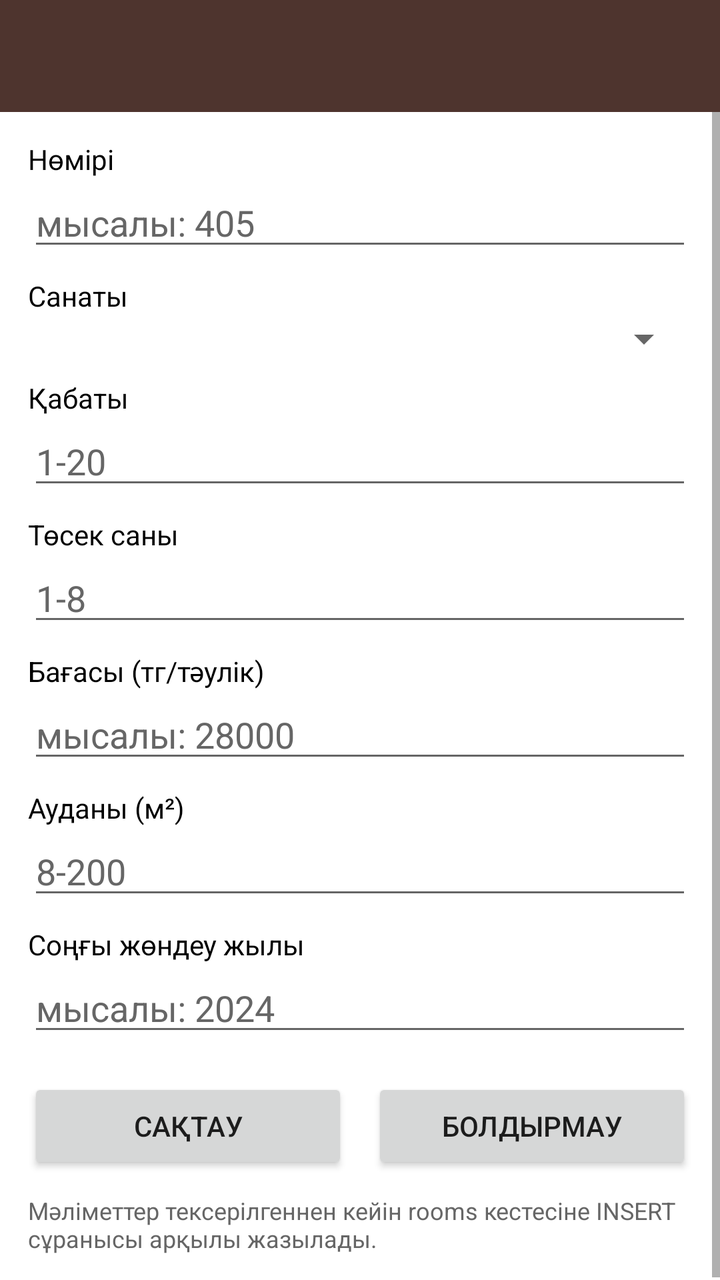
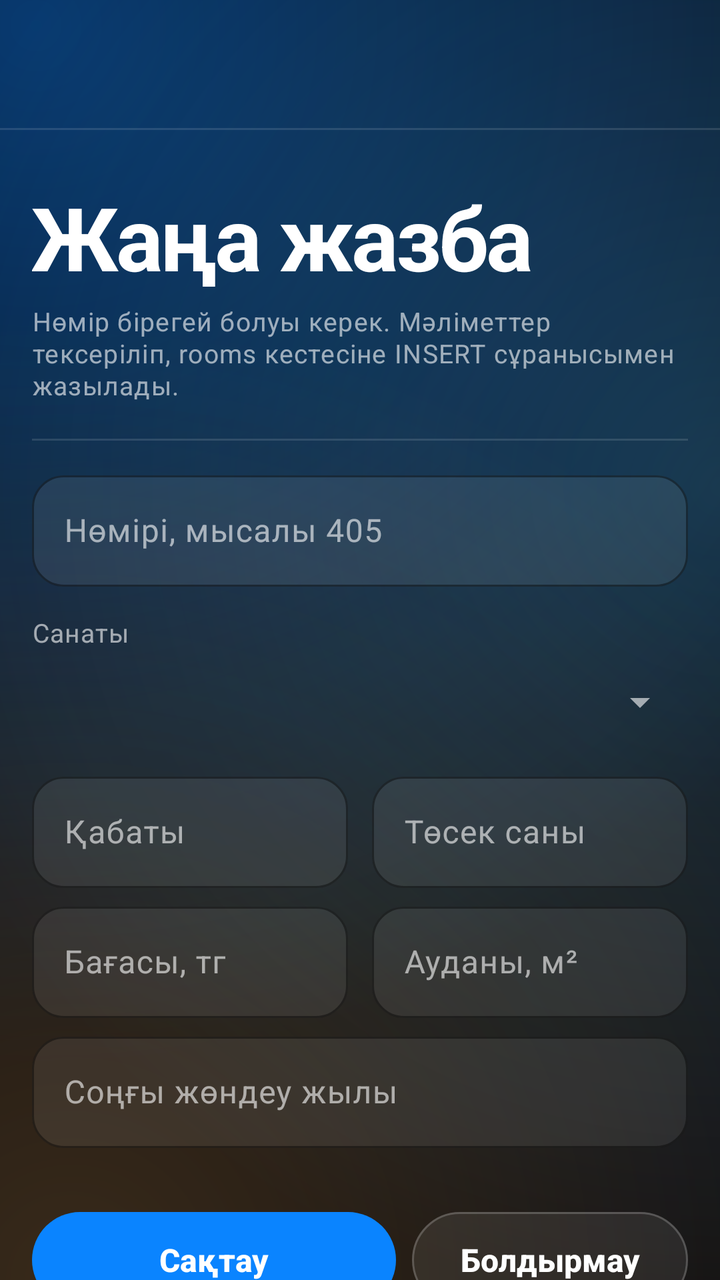

Two renders of the same Android screen: before a commit and after it. Below are the layout's source before the change and the commit's diff.
<!-- AndroidManifest.xml: application theme Theme.Hotel -->
<!-- res/layout/activity_add_room.xml -->
<?xml version="1.0" encoding="utf-8"?>
<LinearLayout xmlns:android="http://schemas.android.com/apk/res/android"
    xmlns:app="http://schemas.android.com/apk/res-auto"
    android:layout_width="match_parent"
    android:layout_height="match_parent"
    android:fitsSystemWindows="true"
    android:orientation="vertical">

    <androidx.appcompat.widget.Toolbar
        android:id="@+id/toolbar"
        android:layout_width="match_parent"
        android:layout_height="wrap_content"
        android:background="@color/primary"
        android:minHeight="?attr/actionBarSize"
        android:theme="@style/ThemeOverlay.AppCompat.Dark.ActionBar"
        app:titleTextColor="@color/white" />

    <ScrollView
        android:layout_width="match_parent"
        android:layout_height="match_parent"
        android:background="@color/white">

        <LinearLayout
            android:layout_width="match_parent"
            android:layout_height="wrap_content"
            android:orientation="vertical"
            android:padding="14dp">

            <TextView
                android:layout_width="match_parent"
                android:layout_height="wrap_content"
                android:text="Нөмірі"
                android:textColor="@color/black"
                android:textSize="14sp" />

            <EditText
                android:id="@+id/editNumber"
                android:layout_width="match_parent"
                android:layout_height="wrap_content"
                android:hint="мысалы: 405"
                android:importantForAutofill="no"
                android:inputType="text|textNoSuggestions"
                android:textColor="@color/black"
                android:textColorHint="@color/text_second" />

            <TextView
                android:layout_width="match_parent"
                android:layout_height="wrap_content"
                android:layout_marginTop="8dp"
                android:text="Санаты"
                android:textColor="@color/black"
                android:textSize="14sp" />

            <Spinner
                android:id="@+id/spinnerCategory"
                android:layout_width="match_parent"
                android:layout_height="wrap_content" />

            <TextView
                android:layout_width="match_parent"
                android:layout_height="wrap_content"
                android:layout_marginTop="8dp"
                android:text="Қабаты"
                android:textColor="@color/black"
                android:textSize="14sp" />

            <EditText
                android:id="@+id/editFloor"
                android:layout_width="match_parent"
                android:layout_height="wrap_content"
                android:hint="1-20"
                android:importantForAutofill="no"
                android:inputType="number"
                android:textColor="@color/black"
                android:textColorHint="@color/text_second" />

            <TextView
                android:layout_width="match_parent"
                android:layout_height="wrap_content"
                android:layout_marginTop="8dp"
                android:text="Төсек саны"
                android:textColor="@color/black"
                android:textSize="14sp" />

            <EditText
                android:id="@+id/editBeds"
                android:layout_width="match_parent"
                android:layout_height="wrap_content"
                android:hint="1-8"
                android:importantForAutofill="no"
                android:inputType="number"
                android:textColor="@color/black"
                android:textColorHint="@color/text_second" />

            <TextView
                android:layout_width="match_parent"
                android:layout_height="wrap_content"
                android:layout_marginTop="8dp"
                android:text="Бағасы (тг/тәулік)"
                android:textColor="@color/black"
                android:textSize="14sp" />

            <EditText
                android:id="@+id/editPrice"
                android:layout_width="match_parent"
                android:layout_height="wrap_content"
                android:hint="мысалы: 28000"
                android:importantForAutofill="no"
                android:inputType="number"
                android:textColor="@color/black"
                android:textColorHint="@color/text_second" />

            <TextView
                android:layout_width="match_parent"
                android:layout_height="wrap_content"
                android:layout_marginTop="8dp"
                android:text="Ауданы (м²)"
                android:textColor="@color/black"
                android:textSize="14sp" />

            <EditText
                android:id="@+id/editArea"
                android:layout_width="match_parent"
                android:layout_height="wrap_content"
                android:hint="8-200"
                android:importantForAutofill="no"
                android:inputType="number"
                android:textColor="@color/black"
                android:textColorHint="@color/text_second" />

            <TextView
                android:layout_width="match_parent"
                android:layout_height="wrap_content"
                android:layout_marginTop="8dp"
                android:text="Соңғы жөндеу жылы"
                android:textColor="@color/black"
                android:textSize="14sp" />

            <EditText
                android:id="@+id/editYear"
                android:layout_width="match_parent"
                android:layout_height="wrap_content"
                android:hint="мысалы: 2024"
                android:importantForAutofill="no"
                android:inputType="number"
                android:textColor="@color/black"
                android:textColorHint="@color/text_second" />

            <LinearLayout
                android:layout_width="match_parent"
                android:layout_height="wrap_content"
                android:layout_marginTop="16dp"
                android:orientation="horizontal">

                <Button
                    android:id="@+id/btnSave"
                    android:layout_width="0dp"
                    android:layout_height="wrap_content"
                    android:layout_marginEnd="6dp"
                    android:layout_weight="1"
                    android:text="Сақтау" />

                <Button
                    android:id="@+id/btnCancel"
                    android:layout_width="0dp"
                    android:layout_height="wrap_content"
                    android:layout_marginStart="6dp"
                    android:layout_weight="1"
                    android:text="Болдырмау" />
            </LinearLayout>

            <TextView
                android:layout_width="match_parent"
                android:layout_height="wrap_content"
                android:layout_marginTop="10dp"
                android:text="Мәліметтер тексерілгеннен кейін rooms кестесіне INSERT сұранысы арқылы жазылады."
                android:textColor="@color/text_second"
                android:textSize="12sp" />
        </LinearLayout>
    </ScrollView>
</LinearLayout>
<!-- resources referenced by this layout -->
<resources>
  <color name="black">#FF000000</color>
  <color name="primary">#FF4E342E</color>
  <color name="text_second">#FF666666</color>
  <color name="white">#FFFFFFFF</color>
  <style name="Theme.Hotel" parent="Theme.AppCompat.Light.NoActionBar">
          <item name="colorPrimary">@color/primary</item>
          <item name="colorPrimaryDark">@color/primary_dark</item>
          <item name="colorAccent">@color/accent</item>
          <item name="android:windowBackground">@color/screen</item>
      </style>
  <color name="primary_dark">#FF3E2723</color>
  <color name="accent">#FF00796B</color>
  <color name="screen">#FFF1F1F1</color>
</resources>

<!-- the commit's change to res/layout/activity_add_room.xml (unified diff, before → after) -->
@@ -1,181 +1,215 @@
 <?xml version="1.0" encoding="utf-8"?>
 <LinearLayout xmlns:android="http://schemas.android.com/apk/res/android"
     xmlns:app="http://schemas.android.com/apk/res-auto"
+    android:id="@+id/root"
     android:layout_width="match_parent"
     android:layout_height="match_parent"
-    android:fitsSystemWindows="true"
+    android:background="@drawable/bg_screen"
+    android:orientation="vertical">
+
+    <include layout="@layout/appbar" />
+
+    <ScrollView
+        android:layout_width="match_parent"
+        android:layout_height="0dp"
+        android:layout_weight="1"
+        android:scrollbars="none">
+
+        <LinearLayout
+            android:layout_width="match_parent"
+            android:layout_height="wrap_content"
+            android:orientation="vertical"
+            android:padding="16dp">
+
+            <TextView
+                style="@style/Text.Hotel.Display"
+                android:layout_width="match_parent"
+                android:layout_height="wrap_content"
+                android:paddingTop="8dp"
+                android:text="Жаңа жазба"
+                android:textSize="44sp" />
+
+            <TextView
+                style="@style/Text.Hotel.Caption"
+                android:layout_width="match_parent"
+                android:layout_height="wrap_content"
+                android:paddingTop="4dp"
+                android:paddingBottom="18dp"
+                android:text="Нөмір бірегей болуы керек. Мәліметтер тексеріліп, rooms кестесіне INSERT сұранысымен жазылады." />
+
+            <View
+                android:layout_width="match_parent"
+                android:layout_height="1dp"
+                android:background="@color/rule" />
+
+            <com.google.android.material.textfield.TextInputLayout
+                style="@style/Widget.Hotel.Input"
+                android:layout_width="match_parent"
+                android:layout_height="wrap_content"
+                android:layout_marginTop="12dp"
+                android:hint="Нөмірі, мысалы 405">
+
+                <com.google.android.material.textfield.TextInputEditText
+                    android:id="@+id/editNumber"
+                    android:layout_width="match_parent"
+                    android:layout_height="wrap_content"
+                    android:importantForAutofill="no"
+                    android:inputType="text|textNoSuggestions" />
+            </com.google.android.material.textfield.TextInputLayout>
+
+            <TextView
+                style="@style/Text.Hotel.Caption"
+                android:layout_width="match_parent"
+                android:layout_height="wrap_content"
+                android:paddingTop="14dp"
+                android:text="Санаты" />
+
+            <Spinner
+                android:id="@+id/spinnerCategory"
+                android:layout_width="match_parent"
+                android:layout_height="wrap_content"
+                android:minHeight="52dp" />
+
+            <LinearLayout
+                android:layout_width="match_parent"
+                android:layout_height="wrap_content"
+                android:layout_marginTop="6dp"
+                android:orientation="horizontal">
+
+                <com.google.android.material.textfield.TextInputLayout
+                    style="@style/Widget.Hotel.Input"
+                    android:layout_width="0dp"
+                    android:layout_height="wrap_content"
+                    android:layout_marginEnd="12dp"
+                    android:layout_weight="1"
+                    android:hint="Қабаты">
+
+                    <com.google.android.material.textfield.TextInputEditText
+                        android:id="@+id/editFloor"
+                        android:layout_width="match_parent"
+                        android:layout_height="wrap_content"
+                        android:importantForAutofill="no"
+                        android:inputType="number" />
+                </com.google.android.material.textfield.TextInputLayout>
+
+                <com.google.android.material.textfield.TextInputLayout
+                    style="@style/Widget.Hotel.Input"
+                    android:layout_width="0dp"
+                    android:layout_height="wrap_content"
+                    android:layout_weight="1"
+                    android:hint="Төсек саны">
+
+                    <com.google.android.material.textfield.TextInputEditText
+                        android:id="@+id/editBeds"
+                        android:layout_width="match_parent"
+                        android:layout_height="wrap_content"
+                        android:importantForAutofill="no"
+                        android:inputType="number" />
+                </com.google.android.material.textfield.TextInputLayout>
+            </LinearLayout>
+
+            <LinearLayout
+                android:layout_width="match_parent"
+                android:layout_height="wrap_content"
+                android:layout_marginTop="4dp"
+                android:orientation="horizontal">
+
+                <com.google.android.material.textfield.TextInputLayout
+                    style="@style/Widget.Hotel.Input"
+                    android:layout_width="0dp"
+                    android:layout_height="wrap_content"
+                    android:layout_marginEnd="12dp"
+                    android:layout_weight="1"
+                    android:hint="Бағасы, тг">
+
+                    <com.google.android.material.textfield.TextInputEditText
+                        android:id="@+id/editPrice"
+                        android:layout_width="match_parent"
+                        android:layout_height="wrap_content"
+                        android:importantForAutofill="no"
+                        android:inputType="number" />
+                </com.google.android.material.textfield.TextInputLayout>
+
+                <com.google.android.material.textfield.TextInputLayout
+                    style="@style/Widget.Hotel.Input"
+                    android:layout_width="0dp"
+                    android:layout_height="wrap_content"
+                    android:layout_weight="1"
+                    android:hint="Ауданы, м²">
+
+                    <com.google.android.material.textfield.TextInputEditText
+                        android:id="@+id/editArea"
+                        android:layout_width="match_parent"
+                        android:layout_height="wrap_content"
+                        android:importantForAutofill="no"
+                        android:inputType="number" />
+                </com.google.android.material.textfield.TextInputLayout>
+            </LinearLayout>
+
+            <com.google.android.material.textfield.TextInputLayout
+                style="@style/Widget.Hotel.Input"
+                android:layout_width="match_parent"
+                android:layout_height="wrap_content"
+                android:layout_marginTop="4dp"
+                android:hint="Соңғы жөндеу жылы">
+
+                <com.google.android.material.textfield.TextInputEditText
+                    android:id="@+id/editYear"
+                    android:layout_width="match_parent"
+                    android:layout_height="wrap_content"
+                    android:importantForAutofill="no"
+                    android:inputType="number" />
+            </com.google.android.material.textfield.TextInputLayout>
+
+            <LinearLayout
+                android:layout_width="match_parent"
+                android:layout_height="wrap_content"
+                android:layout_marginTop="28dp"
+                android:gravity="center_vertical"
+                android:orientation="horizontal">
+
+                <com.google.android.material.button.MaterialButton
+                    android:id="@+id/btnSave"
+                    style="@style/Widget.Hotel.Button"
+                    android:layout_width="0dp"
+                    android:layout_height="wrap_content"
+                    android:layout_weight="1"
+                    android:text="Сақтау" />
+
+                <com.google.android.material.button.MaterialButton
+                    android:id="@+id/btnCancel"
+                    style="@style/Widget.Hotel.Button.Outline"
+                    android:layout_width="wrap_content"
+                    android:layout_height="wrap_content"
+                    android:layout_marginStart="8dp"
+                    android:text="Болдырмау"
+                    />
+            </LinearLayout>
+        </LinearLayout>
+    </ScrollView>
+</LinearLayout>
+<!-- res/layout/appbar.xml (included above) -->
+<?xml version="1.0" encoding="utf-8"?>
+<LinearLayout xmlns:android="http://schemas.android.com/apk/res/android"
+    xmlns:app="http://schemas.android.com/apk/res-auto"
+    android:id="@+id/appbar"
+    android:layout_width="match_parent"
+    android:layout_height="wrap_content"
+    android:background="@android:color/transparent"
     android:orientation="vertical">
 
     <androidx.appcompat.widget.Toolbar
         android:id="@+id/toolbar"
         android:layout_width="match_parent"
         android:layout_height="wrap_content"
-        android:background="@color/primary"
         android:minHeight="?attr/actionBarSize"
-        android:theme="@style/ThemeOverlay.AppCompat.Dark.ActionBar"
-        app:titleTextColor="@color/white" />
-
-    <ScrollView
+        android:theme="@style/ThemeOverlay.Hotel.Toolbar"
+        app:popupTheme="@style/ThemeOverlay.Hotel.Toolbar"
+        app:subtitleTextColor="@color/muted"
+        app:titleTextAppearance="@style/Text.Hotel.ToolbarTitle" />
+
+    <View
         android:layout_width="match_parent"
-        android:layout_height="match_parent"
-        android:background="@color/white">
-
-        <LinearLayout
-            android:layout_width="match_parent"
-            android:layout_height="wrap_content"
-            android:orientation="vertical"
-            android:padding="14dp">
-
-            <TextView
-                android:layout_width="match_parent"
-                android:layout_height="wrap_content"
-                android:text="Нөмірі"
-                android:textColor="@color/black"
-                android:textSize="14sp" />
-
-            <EditText
-                android:id="@+id/editNumber"
-                android:layout_width="match_parent"
-                android:layout_height="wrap_content"
-                android:hint="мысалы: 405"
-                android:importantForAutofill="no"
-                android:inputType="text|textNoSuggestions"
-                android:textColor="@color/black"
-                android:textColorHint="@color/text_second" />
-
-            <TextView
-                android:layout_width="match_parent"
-                android:layout_height="wrap_content"
-                android:layout_marginTop="8dp"
-                android:text="Санаты"
-                android:textColor="@color/black"
-                android:textSize="14sp" />
-
-            <Spinner
-                android:id="@+id/spinnerCategory"
-                android:layout_width="match_parent"
-                android:layout_height="wrap_content" />
-
-            <TextView
-                android:layout_width="match_parent"
-                android:layout_height="wrap_content"
-                android:layout_marginTop="8dp"
-                android:text="Қабаты"
-                android:textColor="@color/black"
-                android:textSize="14sp" />
-
-            <EditText
-                android:id="@+id/editFloor"
-                android:layout_width="match_parent"
-                android:layout_height="wrap_content"
-                android:hint="1-20"
-                android:importantForAutofill="no"
-                android:inputType="number"
-                android:textColor="@color/black"
-                android:textColorHint="@color/text_second" />
-
-            <TextView
-                android:layout_width="match_parent"
-                android:layout_height="wrap_content"
-                android:layout_marginTop="8dp"
-                android:text="Төсек саны"
-                android:textColor="@color/black"
-                android:textSize="14sp" />
-
-            <EditText
-                android:id="@+id/editBeds"
-                android:layout_width="match_parent"
-                android:layout_height="wrap_content"
-                android:hint="1-8"
-                android:importantForAutofill="no"
-                android:inputType="number"
-                android:textColor="@color/black"
-                android:textColorHint="@color/text_second" />
-
-            <TextView
-                android:layout_width="match_parent"
-                android:layout_height="wrap_content"
-                android:layout_marginTop="8dp"
-                android:text="Бағасы (тг/тәулік)"
-                android:textColor="@color/black"
-                android:textSize="14sp" />
-
-            <EditText
-                android:id="@+id/editPrice"
-                android:layout_width="match_parent"
-                android:layout_height="wrap_content"
-                android:hint="мысалы: 28000"
-                android:importantForAutofill="no"
-                android:inputType="number"
-                android:textColor="@color/black"
-                android:textColorHint="@color/text_second" />
-
-            <TextView
-                android:layout_width="match_parent"
-                android:layout_height="wrap_content"
-                android:layout_marginTop="8dp"
-                android:text="Ауданы (м²)"
-                android:textColor="@color/black"
-                android:textSize="14sp" />
-
-            <EditText
-                android:id="@+id/editArea"
-                android:layout_width="match_parent"
-                android:layout_height="wrap_content"
-                android:hint="8-200"
-                android:importantForAutofill="no"
-                android:inputType="number"
-                android:textColor="@color/black"
-                android:textColorHint="@color/text_second" />
-
-            <TextView
-                android:layout_width="match_parent"
-                android:layout_height="wrap_content"
-                android:layout_marginTop="8dp"
-                android:text="Соңғы жөндеу жылы"
-                android:textColor="@color/black"
-                android:textSize="14sp" />
-
-            <EditText
-                android:id="@+id/editYear"
-                android:layout_width="match_parent"
-                android:layout_height="wrap_content"
-                android:hint="мысалы: 2024"
-                android:importantForAutofill="no"
-                android:inputType="number"
-                android:textColor="@color/black"
-                android:textColorHint="@color/text_second" />
-
-            <LinearLayout
-                android:layout_width="match_parent"
-                android:layout_height="wrap_content"
-                android:layout_marginTop="16dp"
-                android:orientation="horizontal">
-
-                <Button
-                    android:id="@+id/btnSave"
-                    android:layout_width="0dp"
-                    android:layout_height="wrap_content"
-                    android:layout_marginEnd="6dp"
-                    android:layout_weight="1"
-                    android:text="Сақтау" />
-
-                <Button
-                    android:id="@+id/btnCancel"
-                    android:layout_width="0dp"
-                    android:layout_height="wrap_content"
-                    android:layout_marginStart="6dp"
-                    android:layout_weight="1"
-                    android:text="Болдырмау" />
-            </LinearLayout>
-
-            <TextView
-                android:layout_width="match_parent"
-                android:layout_height="wrap_content"
-                android:layout_marginTop="10dp"
-                android:text="Мәліметтер тексерілгеннен кейін rooms кестесіне INSERT сұранысы арқылы жазылады."
-                android:textColor="@color/text_second"
-                android:textSize="12sp" />
-        </LinearLayout>
-    </ScrollView>
+        android:layout_height="1dp"
+        android:background="@color/rule" />
 </LinearLayout>
<!-- resource entries referenced after the edit -->
@@ -1,17 +1,174 @@
 <!-- resources referenced by this layout -->
 <resources>
-  <color name="black">#FF000000</color>
-  <color name="primary">#FF4E342E</color>
-  <color name="text_second">#FF666666</color>
-  <color name="white">#FFFFFFFF</color>
-  <style name="Theme.Hotel" parent="Theme.AppCompat.Light.NoActionBar">
-          <item name="colorPrimary">@color/primary</item>
-          <item name="colorPrimaryDark">@color/primary_dark</item>
-          <item name="colorAccent">@color/accent</item>
-          <item name="android:windowBackground">@color/screen</item>
+  <color name="muted">#99FFFFFF</color>
+  <color name="rule">#1FFFFFFF</color>
+  <!-- drawable bg_screen (drawable) -->
+  <?xml version="1.0" encoding="utf-8"?>
+  <layer-list xmlns:android="http://schemas.android.com/apk/res/android">
+      <item>
+          <shape android:shape="rectangle">
+              <solid android:color="@color/paper" />
+          </shape>
+      </item>
+      <item>
+          <shape android:shape="rectangle">
+              <gradient
+                  android:centerX="0.05"
+                  android:centerY="0.02"
+                  android:endColor="#000A84FF"
+                  android:gradientRadius="520dp"
+                  android:startColor="#660A84FF"
+                  android:type="radial" />
+          </shape>
+      </item>
+      <item>
+          <shape android:shape="rectangle">
+              <gradient
+                  android:centerX="1.0"
+                  android:centerY="0.38"
+                  android:endColor="#0064D2FF"
+                  android:gradientRadius="420dp"
+                  android:startColor="#3364D2FF"
+                  android:type="radial" />
+          </shape>
+      </item>
+      <item>
+          <shape android:shape="rectangle">
+              <gradient
+                  android:centerX="0.1"
+                  android:centerY="1.0"
+                  android:endColor="#00FFB340"
+                  android:gradientRadius="480dp"
+                  android:startColor="#33FFB340"
+                  android:type="radial" />
+          </shape>
+      </item>
+  </layer-list>
+  <style name="Text.Hotel.Caption" parent="TextAppearance.Material3.BodySmall">
+          <item name="android:textColor">@color/muted</item>
+          <item name="android:textSize">13sp</item>
       </style>
-  <color name="primary_dark">#FF3E2723</color>
-  <color name="accent">#FF00796B</color>
-  <color name="screen">#FFF1F1F1</color>
+  <style name="Text.Hotel.Display" parent="TextAppearance.Material3.HeadlineMedium">
+          <item name="android:fontFamily">sans-serif</item>
+          <item name="fontFamily">sans-serif</item>
+          <item name="android:textFontWeight">700</item>
+          <item name="android:textStyle">bold</item>
+          <item name="android:letterSpacing">-0.03</item>
+          <item name="android:textColor">@color/ink</item>
+      </style>
+  <style name="Text.Hotel.ToolbarTitle" parent="TextAppearance.Material3.TitleLarge">
+          <item name="android:fontFamily">sans-serif-medium</item>
+          <item name="fontFamily">sans-serif-medium</item>
+          <item name="android:textFontWeight">600</item>
+          <item name="android:textColor">@color/ink</item>
+          <item name="android:textSize">20sp</item>
+      </style>
+  <style name="ThemeOverlay.Hotel.Toolbar" parent="ThemeOverlay.Material3.Dark">
+          <item name="colorControlNormal">@color/ink</item>
+          <item name="android:textColorPrimary">@color/ink</item>
+      </style>
+  <style name="Widget.Hotel.Button" parent="Widget.Material3.Button">
+          <item name="cornerRadius">999dp</item>
+          <item name="android:minHeight">56dp</item>
+          <item name="android:textColor">@color/btn_text</item>
+          <item name="backgroundTint">@color/btn_bg</item>
+          <item name="rippleColor">@color/accent_2</item>
+          <item name="android:textAllCaps">false</item>
+          <item name="android:letterSpacing">0</item>
+          <item name="android:textSize">16sp</item>
+          <item name="android:textStyle">bold</item>
+      </style>
+  <style name="Widget.Hotel.Button.Outline" parent="Widget.Material3.Button.OutlinedButton">
+          <item name="cornerRadius">999dp</item>
+          <item name="strokeColor">@color/card_edge</item>
+          <item name="strokeWidth">1dp</item>
+          <item name="android:minHeight">56dp</item>
+          <item name="android:textColor">@color/btn_outline_text</item>
+          <item name="backgroundTint">@color/btn_outline_bg</item>
+          <item name="rippleColor">#33FFFFFF</item>
+          <item name="android:textAllCaps">false</item>
+          <item name="android:letterSpacing">0</item>
+          <item name="android:textSize">16sp</item>
+          <item name="android:textStyle">bold</item>
+      </style>
+  <style name="Widget.Hotel.Input" parent="Widget.Material3.TextInputLayout.OutlinedBox">
+          <item name="boxBackgroundColor">@color/paper_2</item>
+          <item name="boxStrokeColor">@color/accent_2</item>
+          <item name="boxStrokeWidth">1dp</item>
+          <item name="boxStrokeWidthFocused">2dp</item>
+          <item name="hintTextColor">@color/accent_2</item>
+          <item name="android:textColorHint">@color/muted</item>
+          <item name="boxCornerRadiusTopStart">16dp</item>
+          <item name="boxCornerRadiusTopEnd">16dp</item>
+          <item name="boxCornerRadiusBottomStart">16dp</item>
+          <item name="boxCornerRadiusBottomEnd">16dp</item>
+      </style>
+  <style name="Theme.Hotel" parent="Theme.Material3.Dark.NoActionBar">
+          <item name="colorPrimary">@color/accent</item>
+          <item name="colorOnPrimary">@color/accent_ink</item>
+          <item name="colorPrimaryContainer">@color/sheet</item>
+          <item name="colorOnPrimaryContainer">@color/ink</item>
+          <item name="colorSecondary">@color/accent_2</item>
+          <item name="colorOnSecondary">@color/paper</item>
+          <item name="colorSecondaryContainer">@color/sheet</item>
+          <item name="colorOnSecondaryContainer">@color/ink</item>
+          <item name="colorSurface">@color/sheet</item>
+          <item name="colorOnSurface">@color/ink</item>
+          <item name="colorOnSurfaceVariant">@color/muted</item>
+          <item name="colorSurfaceContainerHigh">@color/sheet</item>
+          <item name="colorOutline">@color/card_edge</item>
+          <item name="colorOutlineVariant">@color/rule</item>
+          <item name="colorError">@color/warn</item>
+          <item name="colorControlActivated">@color/accent_2</item>
+          <item name="android:statusBarColor">@android:color/transparent</item>
+          <item name="android:navigationBarColor">@android:color/transparent</item>
+          <item name="android:windowLightStatusBar">false</item>
+          <item name="android:windowLightNavigationBar">false</item>
+          <item name="android:windowBackground">@drawable/bg_screen</item>
+          <item name="android:textColorPrimary">@color/ink</item>
+          <item name="android:textColorSecondary">@color/muted</item>
+          <item name="materialAlertDialogTheme">@style/ThemeOverlay.Hotel.Dialog</item>
+          <item name="alertDialogTheme">@style/ThemeOverlay.Hotel.AlertDialog</item>
+      </style>
+  <color name="paper">#FF05070F</color>
+  <color name="ink">#FFFFFFFF</color>
+  <color name="accent_2">#FF64D2FF</color>
+  <color name="card_edge">#33FFFFFF</color>
+  <color name="paper_2">#14FFFFFF</color>
+  <color name="accent">#FF0A84FF</color>
+  <color name="accent_ink">#FFFFFFFF</color>
+  <color name="sheet">#FF1B2234</color>
+  <color name="warn">#FFFF9A91</color>
+  <style name="ThemeOverlay.Hotel.Dialog" parent="ThemeOverlay.Material3.MaterialAlertDialog">
+          <item name="colorSurface">@color/sheet</item>
+          <item name="shapeAppearanceOverlay">@style/ShapeAppearance.Hotel.Round</item>
+          <item name="materialAlertDialogTitleTextStyle">@style/Text.Hotel.DialogTitle</item>
+      </style>
+  <style name="ThemeOverlay.Hotel.AlertDialog" parent="ThemeOverlay.Material3.Dialog.Alert">
+          <item name="android:windowBackground">@drawable/bg_dialog</item>
+          <item name="colorSurface">@color/sheet</item>
+          <item name="buttonBarButtonStyle">@style/Widget.Material3.Button.TextButton.Dialog</item>
+      </style>
+  <style name="ShapeAppearance.Hotel.Round" parent="">
+          <item name="cornerFamily">rounded</item>
+          <item name="cornerSize">28dp</item>
+      </style>
+  <style name="Text.Hotel.DialogTitle" parent="MaterialAlertDialog.Material3.Title.Text">
+          <item name="android:fontFamily">sans-serif</item>
+          <item name="fontFamily">sans-serif</item>
+          <item name="android:textFontWeight">700</item>
+          <item name="android:textColor">@color/ink</item>
+      </style>
+  <!-- drawable bg_dialog (drawable) -->
+  <?xml version="1.0" encoding="utf-8"?>
+  <inset xmlns:android="http://schemas.android.com/apk/res/android"
+      android:insetLeft="12dp"
+      android:insetRight="12dp">
+      <shape android:shape="rectangle">
+          <solid android:color="@color/sheet" />
+          <stroke android:width="1dp" android:color="@color/card_edge" />
+          <corners android:radius="28dp" />
+      </shape>
+  </inset>
 </resources>
 
